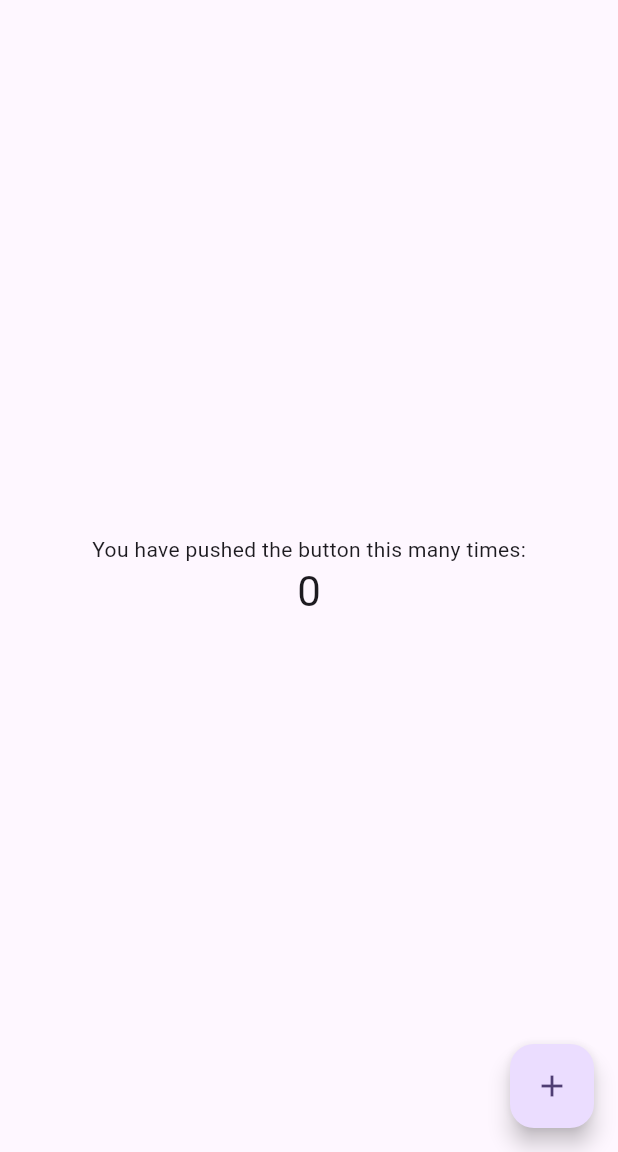
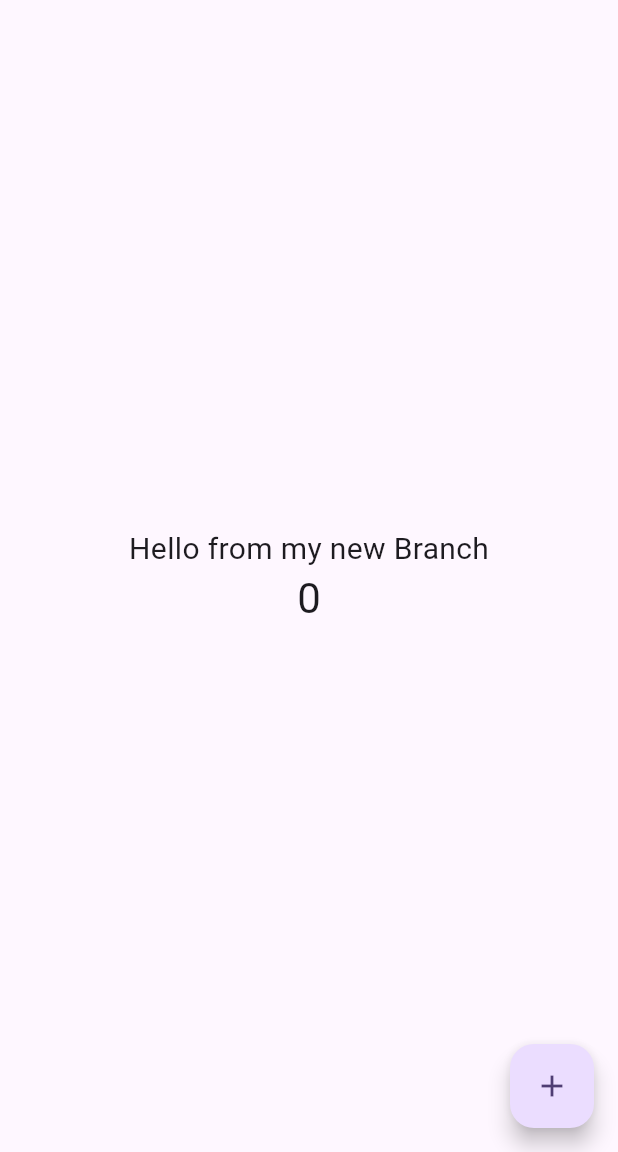
Before and after one commit to lamyea-salma016/GithubLearning, a Flutter app: the screen it shows after launch, on a phone screen of 412 x 824 dp, the part 84-1236 px from its top. Run offline on Flutter 3.47's test engine with Material 3 defaults, Android fonts, the phone set to English and light mode, and no system bars.

Commit message:
Added hello text in the new branch

```diff
--- a/lib/main.dart
+++ b/lib/main.dart
@@ -104,7 +104,7 @@ class _MyHomePageState extends State<MyHomePage> {
           // wireframe for each widget.
           mainAxisAlignment: MainAxisAlignment.center,
           children: <Widget>[
-            const Text('You have pushed the button this many times:'),
+            const Text("Hello from my new Branch",style: TextStyle(fontSize: 20),),
             Text(
               '$_counter',
               style: Theme.of(context).textTheme.headlineMedium,
```
